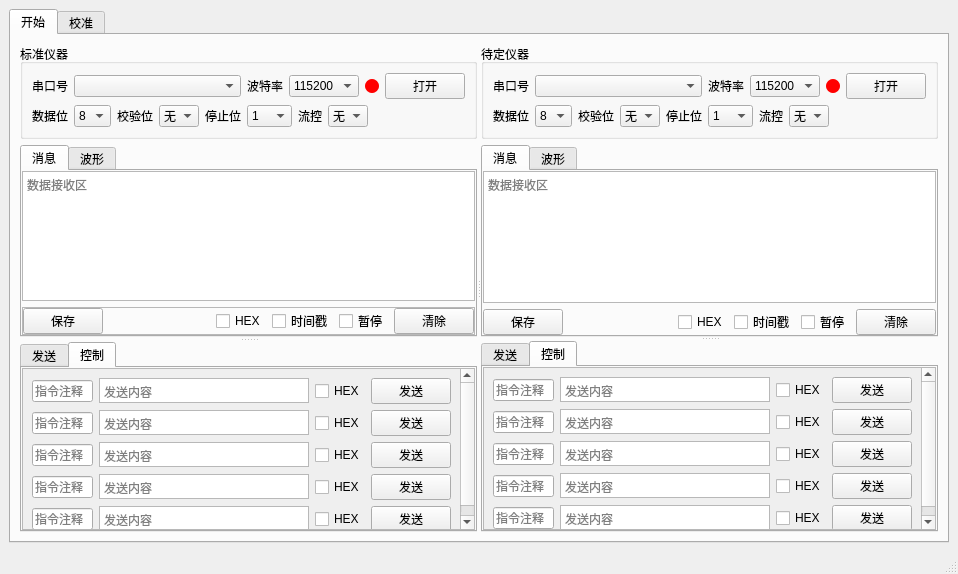
Qt form mainwindow.ui (m-RNA/TemperatureSelfCorrectionBasedOnQtSerial) before a commit.
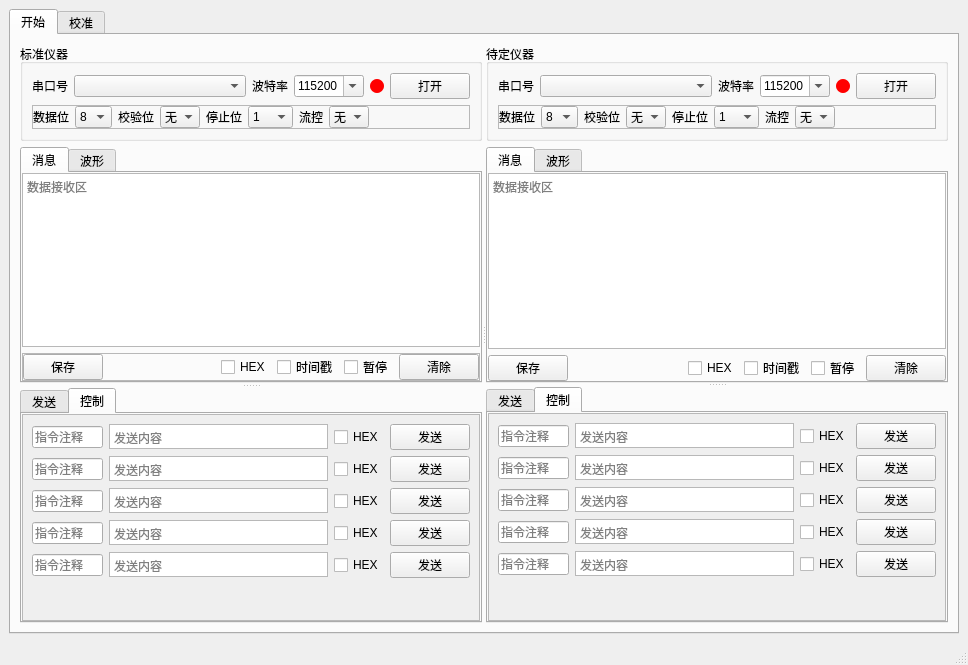
The same form after that commit. The open tabs and pages were chosen to show the change. Icons and pictures are not drawn. Custom widgets are drawn as their Qt base class.

```diff
--- a/mainwindow.ui
+++ b/mainwindow.ui
@@ -6,8 +6,8 @@
    <rect>
     <x>0</x>
     <y>0</y>
-    <width>958</width>
-    <height>574</height>
+    <width>968</width>
+    <height>665</height>
    </rect>
   </property>
   <property name="sizePolicy">
@@ -44,15 +44,21 @@
                <string>标准仪器</string>
               </property>
               <layout class="QGridLayout" name="gridLayout_4">
-               <item row="0" column="0">
-                <widget class="QWidget" name="widget_6" native="true">
+               <item row="1" column="0">
+                <widget class="QFrame" name="boxSerialSetting_Std">
                  <property name="sizePolicy">
                   <sizepolicy hsizetype="Preferred" vsizetype="Fixed">
                    <horstretch>0</horstretch>
                    <verstretch>0</verstretch>
                   </sizepolicy>
                  </property>
-                 <layout class="QVBoxLayout" name="verticalLayout_2">
+                 <property name="frameShape">
+                  <enum>QFrame::StyledPanel</enum>
+                 </property>
+                 <property name="frameShadow">
+                  <enum>QFrame::Raised</enum>
+                 </property>
+                 <layout class="QHBoxLayout" name="horizontalLayout_7">
                   <property name="leftMargin">
                    <number>0</number>
                   </property>
@@ -65,201 +71,6 @@
                   <property name="bottomMargin">
                    <number>0</number>
                   </property>
-                  <item>
-                   <layout class="QHBoxLayout" name="horizontalLayout_3">
-                    <item>
-                     <widget class="QLabel" name="label_7">
-                      <property name="maximumSize">
-                       <size>
-                        <width>36</width>
-                        <height>16777215</height>
-                       </size>
-                      </property>
-                      <property name="text">
-                       <string>串口号</string>
-                      </property>
-                     </widget>
-                    </item>
-                    <item>
-                     <widget class="QComboBox" name="comboBox"/>
-                    </item>
-                    <item>
-                     <widget class="QLabel" name="label_8">
-                      <property name="maximumSize">
-                       <size>
-                        <width>36</width>
-                        <height>16777215</height>
-                       </size>
-                      </property>
-                      <property name="text">
-                       <string>波特率</string>
-                      </property>
-                     </widget>
-                    </item>
-                    <item>
-                     <widget class="QComboBox" name="comboBox_2">
-                      <property name="minimumSize">
-                       <size>
-                        <width>70</width>
-                        <height>0</height>
-                       </size>
-                      </property>
-                      <property name="maximumSize">
-                       <size>
-                        <width>70</width>
-                        <height>16777215</height>
-                       </size>
-                      </property>
-                      <property name="currentIndex">
-                       <number>11</number>
-                      </property>
-                      <item>
-                       <property name="text">
-                        <string>300</string>
-                       </property>
-                      </item>
-                      <item>
-                       <property name="text">
-                        <string>600</string>
-                       </property>
-                      </item>
-                      <item>
-                       <property name="text">
-                        <string>900</string>
-                       </property>
-                      </item>
-                      <item>
-                       <property name="text">
-                        <string>1200</string>
-                       </property>
-                      </item>
-                      <item>
-                       <property name="text">
-                        <string>2400</string>
-                       </property>
-                      </item>
-                      <item>
-                       <property name="text">
-                        <string>4800</string>
-                       </property>
-                      </item>
-                      <item>
-                       <property name="text">
-                        <string>9600</string>
-                       </property>
-                      </item>
-                      <item>
-                       <property name="text">
-                        <string>19200</string>
-                       </property>
-                      </item>
-                      <item>
-                       <property name="text">
-                        <string>28800</string>
-                       </property>
-                      </item>
-                      <item>
-                       <property name="text">
-                        <string>38400</string>
-                       </property>
-                      </item>
-                      <item>
-                       <property name="text">
-                        <string>56000</string>
-                       </property>
-                      </item>
-                      <item>
-                       <property name="text">
-                        <string>115200</string>
-                       </property>
-                      </item>
-                      <item>
-                       <property name="text">
-                        <string>128000</string>
-                       </property>
-                      </item>
-                      <item>
-                       <property name="text">
-                        <string>230400</string>
-                       </property>
-                      </item>
-                      <item>
-                       <property name="text">
-                        <string>460800</string>
-                       </property>
-                      </item>
-                      <item>
-                       <property name="text">
-                        <string>921600</string>
-                       </property>
-                      </item>
-                      <item>
-                       <property name="text">
-                        <string>1382400</string>
-                       </property>
-                      </item>
-                      <item>
-                       <property name="text">
-                        <string>1500000</string>
-                       </property>
-                      </item>
-                      <item>
-                       <property name="text">
-                        <string>2000000</string>
-                       </property>
-                      </item>
-                     </widget>
-                    </item>
-                    <item>
-                     <widget class="QLabel" name="label_23">
-                      <property name="sizePolicy">
-                       <sizepolicy hsizetype="Fixed" vsizetype="Fixed">
-                        <horstretch>0</horstretch>
-                        <verstretch>0</verstretch>
-                       </sizepolicy>
-                      </property>
-                      <property name="minimumSize">
-                       <size>
-                        <width>14</width>
-                        <height>14</height>
-                       </size>
-                      </property>
-                      <property name="maximumSize">
-                       <size>
-                        <width>14</width>
-                        <height>14</height>
-                       </size>
-                      </property>
-                      <property name="styleSheet">
-                       <string notr="true">border-radius:7px;background-color: red;
-</string>
-                      </property>
-                      <property name="text">
-                       <string/>
-                      </property>
-                     </widget>
-                    </item>
-                    <item>
-                     <widget class="QPushButton" name="pushButton">
-                      <property name="maximumSize">
-                       <size>
-                        <width>80</width>
-                        <height>16777215</height>
-                       </size>
-                      </property>
-                      <property name="text">
-                       <string>打开</string>
-                      </property>
-                      <property name="icon">
-                       <iconset resource="main.qrc">
-                        <normaloff>:/icon/connect.ico</normaloff>:/icon/connect.ico</iconset>
-                      </property>
-                     </widget>
-                    </item>
-                   </layout>
-                  </item>
-                  <item>
-                   <layout class="QHBoxLayout" name="horizontalLayout_4">
                     <item>
                      <widget class="QLabel" name="label_3">
                       <property name="text">
@@ -268,7 +79,7 @@
                      </widget>
                     </item>
                     <item>
-                     <widget class="QComboBox" name="comboBox_3">
+                   <widget class="QComboBox" name="cbDataBit_Std">
                       <property name="minimumSize">
                        <size>
                         <width>35</width>
@@ -311,7 +122,7 @@
                      </widget>
                     </item>
                     <item>
-                     <widget class="QComboBox" name="comboBox_4">
+                   <widget class="QComboBox" name="cbCheckBit_Std">
                       <property name="minimumSize">
                        <size>
                         <width>40</width>
@@ -349,7 +160,7 @@
                      </widget>
                     </item>
                     <item>
-                     <widget class="QComboBox" name="comboBox_5">
+                   <widget class="QComboBox" name="cbStopBit_Std">
                       <property name="minimumSize">
                        <size>
                         <width>45</width>
@@ -387,7 +198,7 @@
                      </widget>
                     </item>
                     <item>
-                     <widget class="QComboBox" name="comboBox_6">
+                   <widget class="QComboBox" name="cbFlowCtrl_Std">
                       <property name="minimumSize">
                        <size>
                         <width>40</width>
@@ -400,6 +211,9 @@
                         <height>16777215</height>
                        </size>
                       </property>
+                    <property name="currentIndex">
+                     <number>0</number>
+                    </property>
                       <item>
                        <property name="text">
                         <string>无</string>
@@ -424,11 +238,229 @@
                       </property>
                       <property name="sizeHint" stdset="0">
                        <size>
-                        <width>40</width>
+                      <width>91</width>
                         <height>20</height>
                        </size>
                       </property>
                      </spacer>
+                  </item>
+                 </layout>
+                </widget>
+               </item>
+               <item row="0" column="0">
+                <widget class="QFrame" name="frame_6">
+                 <property name="sizePolicy">
+                  <sizepolicy hsizetype="Preferred" vsizetype="Fixed">
+                   <horstretch>0</horstretch>
+                   <verstretch>0</verstretch>
+                  </sizepolicy>
+                 </property>
+                 <layout class="QVBoxLayout" name="verticalLayout_2">
+                  <property name="leftMargin">
+                   <number>0</number>
+                  </property>
+                  <property name="topMargin">
+                   <number>0</number>
+                  </property>
+                  <property name="rightMargin">
+                   <number>0</number>
+                  </property>
+                  <property name="bottomMargin">
+                   <number>0</number>
+                  </property>
+                  <item>
+                   <layout class="QHBoxLayout" name="horizontalLayout_3">
+                    <item>
+                     <widget class="QLabel" name="label_7">
+                      <property name="maximumSize">
+                       <size>
+                        <width>36</width>
+                        <height>16777215</height>
+                       </size>
+                      </property>
+                      <property name="text">
+                       <string>串口号</string>
+                      </property>
+                     </widget>
+                    </item>
+                    <item>
+                     <widget class="QComboBox" name="cbSerial_Std"/>
+                    </item>
+                    <item>
+                     <widget class="QLabel" name="label_8">
+                      <property name="maximumSize">
+                       <size>
+                        <width>36</width>
+                        <height>16777215</height>
+                       </size>
+                      </property>
+                      <property name="text">
+                       <string>波特率</string>
+                      </property>
+                     </widget>
+                    </item>
+                    <item>
+                     <widget class="QComboBox" name="cbBaudrate_Std">
+                      <property name="minimumSize">
+                       <size>
+                        <width>70</width>
+                        <height>0</height>
+                       </size>
+                      </property>
+                      <property name="maximumSize">
+                       <size>
+                        <width>70</width>
+                        <height>16777215</height>
+                       </size>
+                      </property>
+                      <property name="editable">
+                       <bool>true</bool>
+                      </property>
+                      <property name="currentIndex">
+                       <number>11</number>
+                      </property>
+                      <item>
+                       <property name="text">
+                        <string>300</string>
+                       </property>
+                      </item>
+                      <item>
+                       <property name="text">
+                        <string>600</string>
+                       </property>
+                      </item>
+                      <item>
+                       <property name="text">
+                        <string>900</string>
+                       </property>
+                      </item>
+                      <item>
+                       <property name="text">
+                        <string>1200</string>
+                       </property>
+                      </item>
+                      <item>
+                       <property name="text">
+                        <string>2400</string>
+                       </property>
+                      </item>
+                      <item>
+                       <property name="text">
+                        <string>4800</string>
+                       </property>
+                      </item>
+                      <item>
+                       <property name="text">
+                        <string>9600</string>
+                       </property>
+                      </item>
+                      <item>
+                       <property name="text">
+                        <string>19200</string>
+                       </property>
+                      </item>
+                      <item>
+                       <property name="text">
+                        <string>28800</string>
+                       </property>
+                      </item>
+                      <item>
+                       <property name="text">
+                        <string>38400</string>
+                       </property>
+                      </item>
+                      <item>
+                       <property name="text">
+                        <string>56000</string>
+                       </property>
+                      </item>
+                      <item>
+                       <property name="text">
+                        <string>115200</string>
+                       </property>
+                      </item>
+                      <item>
+                       <property name="text">
+                        <string>128000</string>
+                       </property>
+                      </item>
+                      <item>
+                       <property name="text">
+                        <string>230400</string>
+                       </property>
+                      </item>
+                      <item>
+                       <property name="text">
+                        <string>460800</string>
+                       </property>
+                      </item>
+                      <item>
+                       <property name="text">
+                        <string>921600</string>
+                       </property>
+                      </item>
+                      <item>
+                       <property name="text">
+                        <string>1382400</string>
+                       </property>
+                      </item>
+                      <item>
+                       <property name="text">
+                        <string>1500000</string>
+                       </property>
+                      </item>
+                      <item>
+                       <property name="text">
+                        <string>2000000</string>
+                       </property>
+                      </item>
+                     </widget>
+                    </item>
+                    <item>
+                     <widget class="QLabel" name="led1_Std">
+                      <property name="sizePolicy">
+                       <sizepolicy hsizetype="Fixed" vsizetype="Fixed">
+                        <horstretch>0</horstretch>
+                        <verstretch>0</verstretch>
+                       </sizepolicy>
+                      </property>
+                      <property name="minimumSize">
+                       <size>
+                        <width>14</width>
+                        <height>14</height>
+                       </size>
+                      </property>
+                      <property name="maximumSize">
+                       <size>
+                        <width>14</width>
+                        <height>14</height>
+                       </size>
+                      </property>
+                      <property name="styleSheet">
+                       <string notr="true">border-radius:7px;background-color: red;
+</string>
+                      </property>
+                      <property name="text">
+                       <string/>
+                      </property>
+                     </widget>
+                    </item>
+                    <item>
+                     <widget class="QPushButton" name="btnSerialSwitch_Std">
+                      <property name="maximumSize">
+                       <size>
+                        <width>80</width>
+                        <height>16777215</height>
+                       </size>
+                      </property>
+                      <property name="text">
+                       <string>打开</string>
+                      </property>
+                      <property name="icon">
+                       <iconset resource="main.qrc">
+                        <normaloff>:/icon/disconnect.ico</normaloff>:/icon/disconnect.ico</iconset>
+                      </property>
+                     </widget>
                     </item>
                    </layout>
                   </item>
@@ -471,6 +503,16 @@
                   <number>0</number>
                  </property>
                  <item row="1" column="0">
+                  <widget class="QTextEdit" name="textEdit_8">
+                   <property name="readOnly">
+                    <bool>true</bool>
+                   </property>
+                   <property name="placeholderText">
+                    <string>数据接收区</string>
+                   </property>
+                  </widget>
+                 </item>
+                 <item row="2" column="0">
                   <widget class="QFrame" name="frame_2">
                    <property name="frameShape">
                     <enum>QFrame::StyledPanel</enum>
@@ -586,17 +628,7 @@
                    </layout>
                   </widget>
                  </item>
-                 <item row="0" column="0">
-                  <widget class="QTextEdit" name="textEdit_8">
-                   <property name="readOnly">
-                    <bool>true</bool>
-                   </property>
-                   <property name="placeholderText">
-                    <string>数据接收区</string>
-                   </property>
-                  </widget>
-                 </item>
-                 <item row="2" column="0">
+                 <item row="3" column="0">
                   <layout class="QHBoxLayout" name="horizontalLayout_5"/>
                  </item>
                 </layout>
@@ -784,8 +816,8 @@
                      <rect>
                       <x>0</x>
                       <y>0</y>
-                      <width>426</width>
-                      <height>173</height>
+                      <width>451</width>
+                      <height>199</height>
                      </rect>
                     </property>
                     <layout class="QGridLayout" name="gridLayout_7">
@@ -1043,7 +1075,7 @@
               </property>
               <layout class="QGridLayout" name="gridLayout_24">
                <item row="0" column="0">
-                <widget class="QWidget" name="widget_21" native="true">
+                <widget class="QFrame" name="frame_21">
                  <property name="sizePolicy">
                   <sizepolicy hsizetype="Preferred" vsizetype="Fixed">
                    <horstretch>0</horstretch>
@@ -1108,6 +1140,9 @@
                         <height>16777215</height>
                        </size>
                       </property>
+                      <property name="editable">
+                       <bool>true</bool>
+                      </property>
                       <property name="currentIndex">
                        <number>11</number>
                       </property>
@@ -1256,8 +1291,36 @@
                     </item>
                    </layout>
                   </item>
-                  <item>
-                   <layout class="QHBoxLayout" name="horizontalLayout_17">
+                 </layout>
+                </widget>
+               </item>
+               <item row="1" column="0">
+                <widget class="QFrame" name="boxSerialSetting_Dtm">
+                 <property name="sizePolicy">
+                  <sizepolicy hsizetype="Preferred" vsizetype="Fixed">
+                   <horstretch>0</horstretch>
+                   <verstretch>0</verstretch>
+                  </sizepolicy>
+                 </property>
+                 <property name="frameShape">
+                  <enum>QFrame::StyledPanel</enum>
+                 </property>
+                 <property name="frameShadow">
+                  <enum>QFrame::Raised</enum>
+                 </property>
+                 <layout class="QHBoxLayout" name="horizontalLayout_4">
+                  <property name="leftMargin">
+                   <number>0</number>
+                  </property>
+                  <property name="topMargin">
+                   <number>0</number>
+                  </property>
+                  <property name="rightMargin">
+                   <number>0</number>
+                  </property>
+                  <property name="bottomMargin">
+                   <number>0</number>
+                  </property>
                     <item>
                      <widget class="QLabel" name="label_44">
                       <property name="text">
@@ -1266,7 +1329,7 @@
                      </widget>
                     </item>
                     <item>
-                     <widget class="QComboBox" name="comboBox_19">
+                   <widget class="QComboBox" name="cbDataBit_Dtm">
                       <property name="minimumSize">
                        <size>
                         <width>35</width>
@@ -1309,7 +1372,7 @@
                      </widget>
                     </item>
                     <item>
-                     <widget class="QComboBox" name="comboBox_20">
+                   <widget class="QComboBox" name="cbCheckBit_Dtm">
                       <property name="minimumSize">
                        <size>
                         <width>40</width>
@@ -1347,7 +1410,7 @@
                      </widget>
                     </item>
                     <item>
-                     <widget class="QComboBox" name="comboBox_21">
+                   <widget class="QComboBox" name="cbStopBit_Dtm">
                       <property name="minimumSize">
                        <size>
                         <width>45</width>
@@ -1385,7 +1448,7 @@
                      </widget>
                     </item>
                     <item>
-                     <widget class="QComboBox" name="comboBox_22">
+                   <widget class="QComboBox" name="cbFlowCtrl_Dtm">
                       <property name="minimumSize">
                        <size>
                         <width>40</width>
@@ -1416,19 +1479,17 @@
                      </widget>
                     </item>
                     <item>
-                     <spacer name="horizontalSpacer_13">
+                   <spacer name="horizontalSpacer_7">
                       <property name="orientation">
                        <enum>Qt::Horizontal</enum>
                       </property>
                       <property name="sizeHint" stdset="0">
                        <size>
-                        <width>40</width>
+                      <width>91</width>
                         <height>20</height>
                        </size>
                       </property>
                      </spacer>
-                    </item>
-                   </layout>
                   </item>
                  </layout>
                 </widget>
@@ -1462,7 +1523,7 @@
                  <property name="bottomMargin">
                   <number>0</number>
                  </property>
-                 <item row="0" column="0">
+                 <item row="1" column="0">
                   <widget class="QTextEdit" name="textEdit_16">
                    <property name="readOnly">
                     <bool>true</bool>
@@ -1472,7 +1533,7 @@
                    </property>
                   </widget>
                  </item>
-                 <item row="1" column="0">
+                 <item row="2" column="0">
                   <layout class="QHBoxLayout" name="horizontalLayout_18">
                    <item>
                     <widget class="QPushButton" name="pushButton_22">
@@ -1756,8 +1817,8 @@
                      <rect>
                       <x>0</x>
                       <y>0</y>
-                      <width>431</width>
-                      <height>173</height>
+                      <width>450</width>
+                      <height>203</height>
                      </rect>
                     </property>
                     <layout class="QGridLayout" name="gridLayout_29">
```
Left out of the diff: 42 changed lines with no effect on the pictures. Lines whose indentation alone changed are shown as unchanged.
